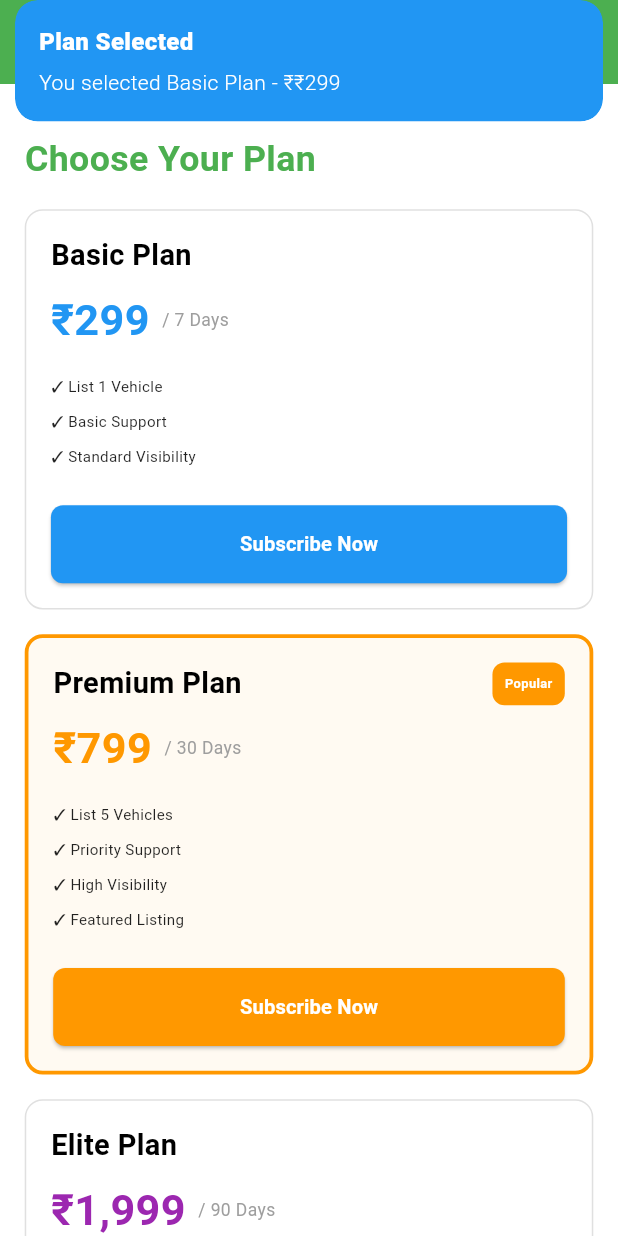
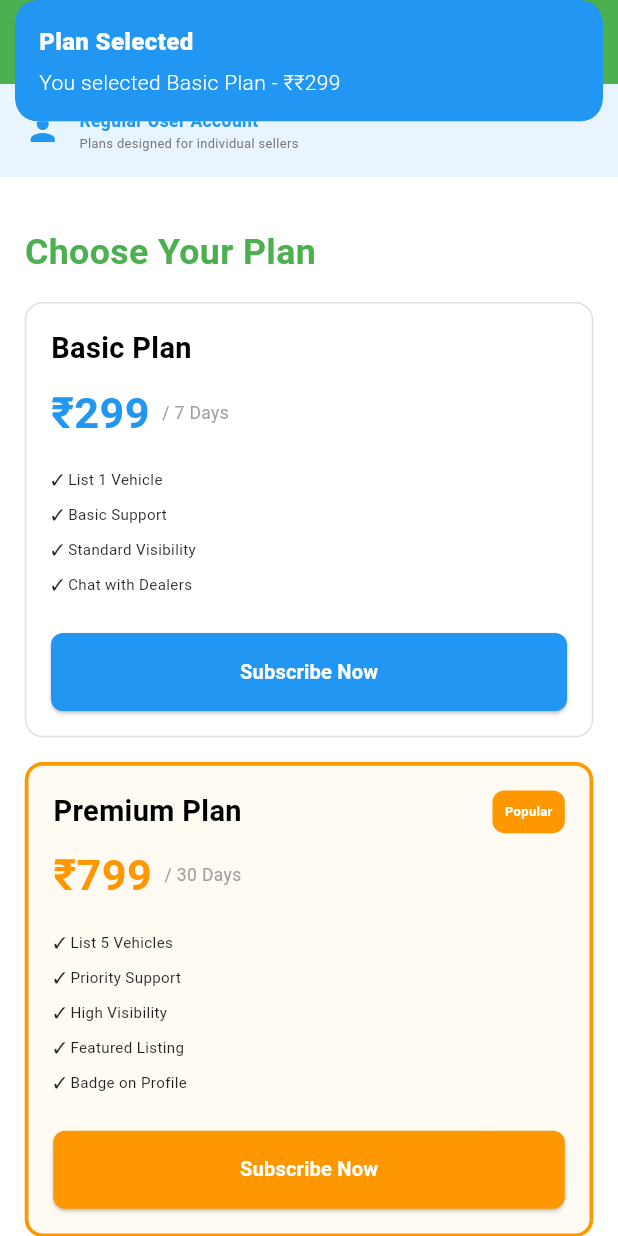
Before and after one commit to mohit4527/olx_prototype, a Flutter app: the PlansScreen screen opened by its route, after a tap on "Subscribe Now", on a phone screen of 412 x 824 dp. Run offline on Flutter 3.47's test engine with Material 3 defaults, Android fonts, the phone set to English and light mode, and no system bars; our stand-ins replace app_links, badges, carousel_slider, cross_file, firebase_auth, firebase_core and 16 more; accounts and stored records are empty; network calls fail; statements that could not run were skipped.

Commit message:
Add separate plans for users and dealers with auto-detection

```diff
--- a/lib/src/view/home/plans/plans_screen.dart
+++ b/lib/src/view/home/plans/plans_screen.dart
@@ -2,6 +2,8 @@ import 'package:flutter/material.dart';
 import 'package:get/get.dart';
 import 'package:olx_prototype/src/constants/app_colors.dart';
 import 'package:olx_prototype/src/constants/app_sizer.dart';
+import 'package:olx_prototype/src/controller/token_controller.dart';
+import 'package:olx_prototype/src/controller/dealer_profile_controller.dart';
 
 class PlansScreen extends StatefulWidget {
   const PlansScreen({Key? key}) : super(key: key);
@@ -11,8 +13,33 @@ class PlansScreen extends StatefulWidget {
 }
 
 class _PlansScreenState extends State<PlansScreen> {
-  // Static Plans Data
-  final List<Map<String, dynamic>> plans = [
+  // Get controllers
+  late TokenController tokenController;
+  late DealerProfileController dealerController;
+  bool isDealer = false;
+
+  @override
+  void initState() {
+    super.initState();
+    _initializeControllers();
+  }
+
+  void _initializeControllers() {
+    try {
+      tokenController = Get.find<TokenController>();
+      dealerController = Get.find<DealerProfileController>();
+
+      // Check if user is a dealer
+      isDealer = dealerController.isProfileCreated.value;
+
+      print('🔍 [PlansScreen] User Type - isDealer: $isDealer');
+    } catch (e) {
+      print('⚠️ [PlansScreen] Error initializing controllers: $e');
+    }
+  }
+
+  // ===== USERS PLANS =====
+  final List<Map<String, dynamic>> userPlans = [
     {
       'name': 'Basic Plan',
       'price': '₹299',
@@ -22,6 +49,7 @@ class _PlansScreenState extends State<PlansScreen> {
         '✓ List 1 Vehicle',
         '✓ Basic Support',
         '✓ Standard Visibility',
+        '✓ Chat with Dealers',
       ],
     },
     {
@@ -34,6 +62,7 @@ class _PlansScreenState extends State<PlansScreen> {
         '✓ Priority Support',
         '✓ High Visibility',
         '✓ Featured Listing',
+        '✓ Badge on Profile',
       ],
     },
     {
@@ -46,8 +75,53 @@ class _PlansScreenState extends State<PlansScreen> {
         '✓ 24/7 Support',
         '✓ Premium Visibility',
         '✓ Featured Listings',
-        '✓ Analytics Dashboard',
-        '✓ Lead Priority',
+        '✓ Special Badge',
+        '✓ Priority Response',
+      ],
+    },
+  ];
+
+  // ===== DEALER PLANS =====
+  final List<Map<String, dynamic>> dealerPlans = [
+    {
+      'name': 'Starter Plan',
+      'price': '₹999',
+      'duration': '7 Days',
+      'color': Colors.blue,
+      'features': [
+        '✓ List 10 Vehicles',
+        '✓ Business Dashboard',
+        '✓ Dealer Badge',
+        '✓ Priority Support',
+      ],
+    },
+    {
+      'name': 'Professional Plan',
+      'price': '₹2,499',
+      'duration': '30 Days',
+      'color': Colors.orange,
+      'features': [
+        '✓ List 50 Vehicles',
+        '✓ Advanced Analytics',
+        '✓ Lead Management',
+        '✓ Featured Listings',
+        '✓ Premium Support',
+        '✓ Verified Dealer Badge',
+      ],
+    },
+    {
+      'name': 'Enterprise Plan',
+      'price': '₹5,999',
+      'duration': '90 Days',
+      'color': Colors.purple,
+      'features': [
+        '✓ Unlimited Listings',
+        '✓ Full Analytics Suite',
+        '✓ Advanced Lead Tools',
+        '✓ Premium Visibility',
+        '✓ 24/7 Dedicated Support',
+        '✓ Custom Branding',
+        '✓ API Access',
       ],
     },
   ];
@@ -86,13 +160,30 @@ class _PlansScreenState extends State<PlansScreen> {
 
   @override
   Widget build(BuildContext context) {
+    // Get the appropriate plans based on user type
+    final plans = isDealer ? dealerPlans : userPlans;
+    final planType = isDealer ? 'Dealer' : 'User';
+
     return Scaffold(
       appBar: AppBar(
         backgroundColor: AppColors.appGreen,
         elevation: 0,
-        title: const Text(
-          'Plans & Offers',
-          style: TextStyle(color: Colors.white, fontWeight: FontWeight.bold),
+        title: Column(
+          crossAxisAlignment: CrossAxisAlignment.start,
+          children: [
+            const Text(
+              'Plans & Offers',
+              style: TextStyle(color: Colors.white, fontWeight: FontWeight.bold),
+            ),
+            Text(
+              isDealer ? '🏢 Dealer Plans' : '👤 User Plans',
+              style: const TextStyle(
+                color: Colors.white70,
+                fontSize: 12,
+                fontWeight: FontWeight.w400,
+              ),
+            ),
+          ],
         ),
         leading: IconButton(
           icon: const Icon(Icons.arrow_back, color: Colors.white),
@@ -102,6 +193,50 @@ class _PlansScreenState extends State<PlansScreen> {
       body: SingleChildScrollView(
         child: Column(
           children: [
+            // ====== USER TYPE INDICATOR BANNER ======
+            Container(
+              width: double.infinity,
+              padding: EdgeInsets.symmetric(
+                horizontal: AppSizer().width4,
+                vertical: AppSizer().height2,
+              ),
+              color: isDealer ? Colors.orange.withOpacity(0.1) : Colors.blue.withOpacity(0.1),
+              child: Row(
+                children: [
+                  Icon(
+                    isDealer ? Icons.store : Icons.person,
+                    color: isDealer ? Colors.orange : Colors.blue,
+                    size: 24,
+                  ),
+                  SizedBox(width: AppSizer().width3),
+                  Expanded(
+                    child: Column(
+                      crossAxisAlignment: CrossAxisAlignment.start,
+                      children: [
+                        Text(
+                          isDealer ? 'Dealer Account' : 'Regular User Account',
+                          style: TextStyle(
+                            fontSize: AppSizer().fontSize14,
+                            fontWeight: FontWeight.bold,
+                            color: isDealer ? Colors.orange : Colors.blue,
+                          ),
+                        ),
+                        Text(
+                          isDealer
+                            ? 'Plans designed for vehicle dealers'
+                            : 'Plans designed for individual sellers',
+                          style: TextStyle(
+                            fontSize: AppSizer().fontSize12,
+                            color: Colors.grey.shade600,
+                          ),
+                        ),
+                      ],
+                    ),
+                  ),
+                ],
+              ),
+            ),
+
             // ====== PLANS SECTION ======
             Padding(
               padding: EdgeInsets.all(AppSizer().width4),
```
